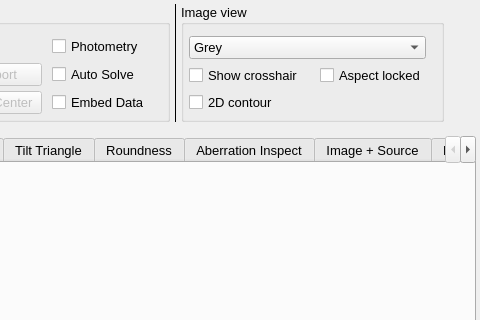
This is mw4/gui/widgets/image.ui in mworion/MountWizzard4 as Qt 5 draws it before an edit; both pictures show x 320 to 800 and y 0 to 320 of the 800 by 600 pixel window. The edited form follows.
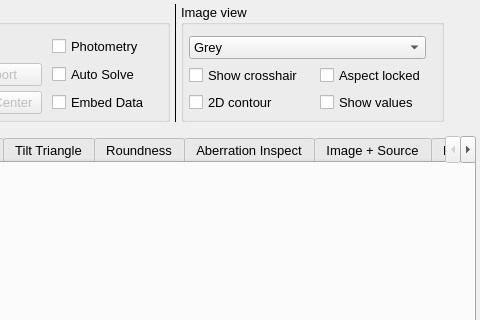
This is the edited form. Custom widgets are drawn as their Qt base class.

Commit message: adding values in sources display

What changed in the file:
```diff
--- a/mw4/gui/widgets/image.ui
+++ b/mw4/gui/widgets/image.ui
@@ -356,6 +356,13 @@
           </property>
          </widget>
         </item>
+        <item row="2" column="1">
+         <widget class="QCheckBox" name="showValues">
+          <property name="text">
+           <string>Show values</string>
+          </property>
+         </widget>
+        </item>
        </layout>
       </widget>
      </item>
```
The commit also changes 5 other files.
